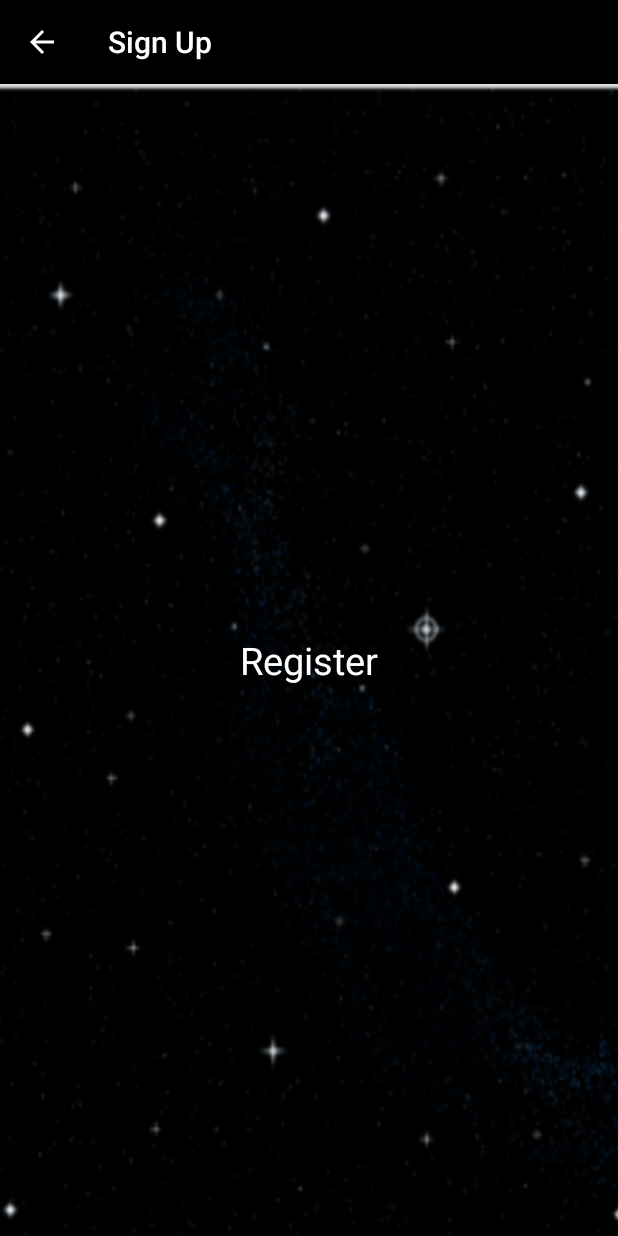
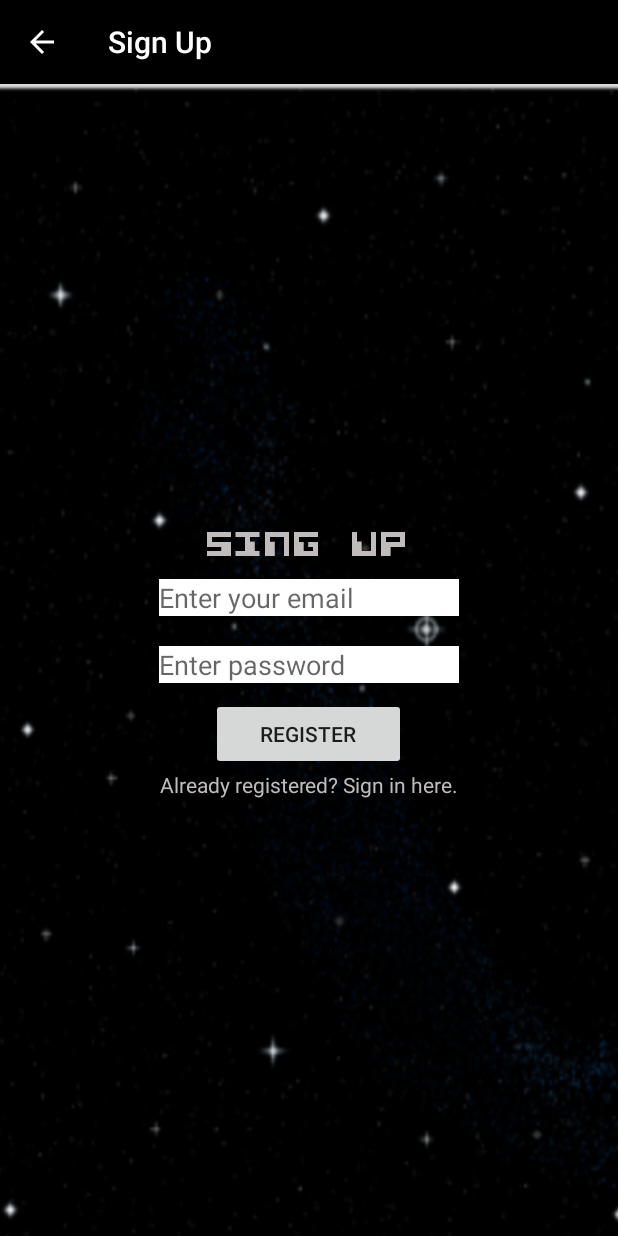
Before and after one commit to KateDykiert/Space_Invaders, an Android app: the SingUp screen opened directly, with no data from a screen before it, on a phone screen of 412 x 824 dp. Run offline under Robolectric (Android 15) with nearby library versions, the phone set to English and light mode, and no system bars; our stand-ins replace Firebase (no records; nobody signed in at launch, a user with empty details on screens opened directly); Roboto replaces fonts that are not available here.

Commit message:
Working user Sign up. Only layout for login.

```diff
--- a/app/src/main/AndroidManifest.xml
+++ b/app/src/main/AndroidManifest.xml
@@ -3,7 +3,6 @@
     package="com.example.space_invaders">
 
     <uses-permission android:name="android.permission.INTERNET"/>
-
 
     <application
         android:allowBackup="true"
--- a/app/src/main/java/com/example/space_invaders/SingUp.java
+++ b/app/src/main/java/com/example/space_invaders/SingUp.java
@@ -1,10 +1,39 @@
 package com.example.space_invaders;
 
+import android.app.ProgressDialog;
+import android.content.Intent;
+import android.graphics.Typeface;
+import android.support.annotation.NonNull;
 import android.support.v7.app.AppCompatActivity;
 import android.os.Bundle;
+import android.text.TextUtils;
 import android.view.MenuItem;
+import android.view.View;
+import android.widget.Button;
+import android.widget.EditText;
+import android.widget.ProgressBar;
+import android.widget.TextView;
+import android.widget.Toast;
 
-public class SingUp extends AppCompatActivity {
+import com.google.android.gms.tasks.OnCompleteListener;
+import com.google.android.gms.tasks.Task;
+import com.google.firebase.auth.AuthResult;
+import com.google.firebase.auth.FirebaseAuth;
+
+public class SingUp extends AppCompatActivity implements View.OnClickListener {
+
+    TextView myView;
+    Typeface myFont;
+    TextView B;
+
+    Button registerButton;
+    EditText editTextEmail;
+    EditText editTextPassword;
+    TextView textViewSignIn;
+
+    private ProgressDialog progressDialog;
+
+    private FirebaseAuth firebaseAuth;
 
     @Override
     protected void onCreate(Bundle savedInstanceState) {
@@ -13,6 +42,61 @@ public class SingUp extends AppCompatActivity {
 
         getSupportActionBar().setDisplayShowHomeEnabled(true);
         getSupportActionBar().setDisplayHomeAsUpEnabled(true);
+
+        firebaseAuth = FirebaseAuth.getInstance();
+        progressDialog = new ProgressDialog(this);
+
+        myView = (TextView) findViewById(R.id.SignUp);
+        myFont = Typeface.createFromAsset(this.getAssets(), "Fonts/ca.ttf");
+        myView.setTypeface(myFont);
+
+        B = (TextView) findViewById(R.id.buttonRegister);
+        //B.setTypeface(myFont);
+
+        registerButton = (Button) findViewById(R.id.buttonRegister);
+
+        editTextEmail = (EditText) findViewById(R.id.editTextEmail);
+        editTextPassword = (EditText) findViewById(R.id.editTextPassword);
+
+        textViewSignIn = (TextView)findViewById(R.id.textViewSignIn);
+
+        registerButton.setOnClickListener(this);
+        textViewSignIn.setOnClickListener(this);
+    }
+
+    private void registerUser(){
+        String email = editTextEmail.getText().toString().trim();
+        String password = editTextPassword.getText().toString().trim();
+
+        if(TextUtils.isEmpty(email))
+        {
+            Toast.makeText(this, "Please enter email", Toast.LENGTH_SHORT).show();
+            return;
+        }
+
+        if(TextUtils.isEmpty(password))
+        {
+            Toast.makeText(this, "Please enter password", Toast.LENGTH_SHORT).show();
+            return;
+        }
+
+        //if validation is successful
+        progressDialog.setMessage("Registering user...");
+        progressDialog.show();
+
+        firebaseAuth.createUserWithEmailAndPassword(email,password).addOnCompleteListener(this, new OnCompleteListener<AuthResult>() {
+            @Override
+            public void onComplete(@NonNull Task<AuthResult> task) {
+                if (task.isSuccessful()) {
+
+                    Toast.makeText(SingUp.this, "Registered Successfully",Toast.LENGTH_SHORT).show();
+                    //go to game panel
+                }
+                else{
+                    Toast.makeText(SingUp.this, "Could not register, please try again.",Toast.LENGTH_SHORT).show();
+                }
+            }
+        });
     }
 
     @Override
@@ -25,4 +109,18 @@ public class SingUp extends AppCompatActivity {
 
         return super.onOptionsItemSelected(item);
     }
+
+    @Override
+    public void onClick(View v) {
+        if(v == registerButton)
+        {
+            registerUser();
+        }
+
+        if(v == textViewSignIn)
+        {
+            Intent intent = new Intent(this, Login.class);
+            startActivity(intent);
+        }
+    }
 }
--- a/app/src/main/res/layout/activity_sing_up.xml
+++ b/app/src/main/res/layout/activity_sing_up.xml
@@ -13,11 +13,44 @@
     >
 
     <TextView
-        android:id="@+id/textView"
+        android:id="@+id/SignUp"
         android:layout_width="wrap_content"
         android:layout_height="wrap_content"
         android:layout_gravity="center"
-        android:text="Register"
+        android:text="Sing Up"
         android:textColor="@color/colorAccent"
         android:textSize="25dp" />
+
+    <EditText
+        android:id="@+id/editTextEmail"
+        android:layout_width="200dp"
+        android:layout_height="wrap_content"
+        android:layout_margin="10dp"
+        android:background="#ffffff"
+        android:hint="Enter your email"
+        android:inputType="textEmailAddress" />
+
+    <EditText
+        android:id="@+id/editTextPassword"
+        android:layout_width="200dp"
+        android:layout_height="wrap_content"
+        android:layout_margin="10dp"
+        android:background="#ffffff"
+        android:hint="Enter password"
+        android:inputType="textPassword" />
+
+    <Button
+        android:id="@+id/buttonRegister"
+        android:layout_width="130dp"
+        android:layout_height="wrap_content"
+        android:text="Register" />
+
+    <TextView
+        android:id="@+id/textViewSignIn"
+        android:layout_width="match_parent"
+        android:layout_height="wrap_content"
+        android:text="Already registered? Sign in here."
+        android:textAlignment="center"
+        android:textColor="@color/colorAccent" />
+
 </LinearLayout>
--- a/app/src/main/res/values/colors.xml
+++ b/app/src/main/res/values/colors.xml
@@ -2,5 +2,5 @@
 <resources>
     <color name="colorPrimary">#000000</color>
     <color name="colorPrimaryDark">#000000</color>
-    <color name="colorAccent">#FFFFFF</color>
+    <color name="colorAccent">#C0BCBC</color>
 </resources>
```
Also changed, not shown: app/build.gradle (+6 -4 lines), app/src/main/java/com/example/space_invaders/Login.java (+15 -0 lines), app/src/main/res/layout/activity_login.xml (+19 -10 lines).
